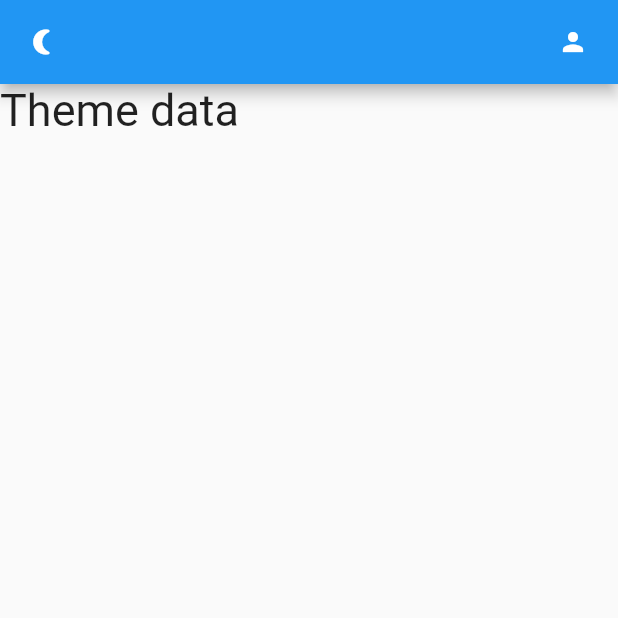
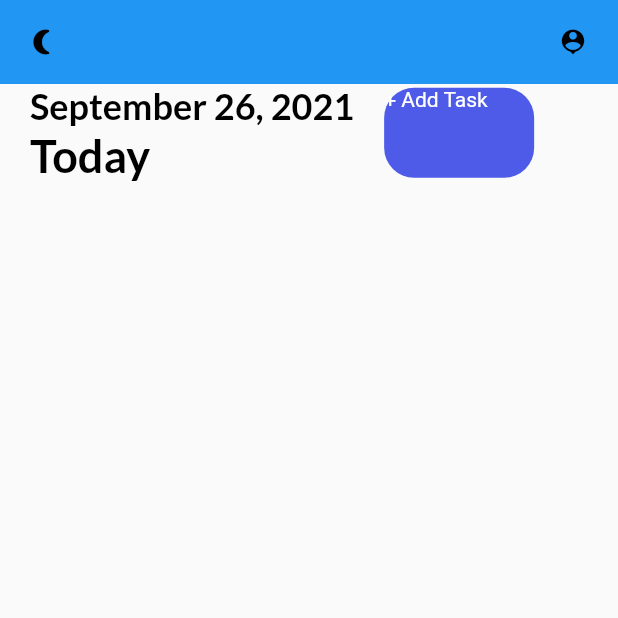
Before and after one commit to Giancarmine/iris, a Flutter app: the screen it shows after launch, on a phone screen of 412 x 824 dp, the top half of it. Run offline on Flutter 3.47's test engine with Material 2 defaults, Android fonts, the phone set to English and light mode, and no system bars; our stand-ins replace flutter_local_notifications, get, get_storage, google_fonts, timezone.

Commit message:
Add date and add task

```diff
--- a/lib/screens/home_page.dart
+++ b/lib/screens/home_page.dart
@@ -1,8 +1,11 @@
 import 'package:flutter/material.dart';
 import 'package:get/get_core/src/get_main.dart';
 import 'package:get/get_navigation/src/extension_navigation.dart';
+import 'package:intl/intl.dart';
 import 'package:iris/services/notification_services.dart';
 import 'package:iris/services/theme_services.dart';
+import 'package:iris/utils/theme.dart';
+import 'package:iris/widgets/button.dart';
 
 class HomePage extends StatefulWidget {
   const HomePage({Key? key}) : super(key: key);
@@ -27,13 +30,30 @@ class _HomePageState extends State<HomePage> {
     return Scaffold(
       appBar: _appBar(),
       body: Column(
-        children: const [
-          Text(
-            "Theme data",
-            style: TextStyle(
-              fontSize: 30,
-            ),
-          ),
+        children: [
+          Row(
+            children: [
+              Container(
+                margin: const EdgeInsets.symmetric(
+                  horizontal: 20,
+                ),
+                child: Column(
+                  crossAxisAlignment: CrossAxisAlignment.start,
+                  children: [
+                    Text(
+                      DateFormat.yMMMMd().format(DateTime.now()),
+                      style: subHeadingStyle,
+                    ),
+                    Text(
+                      "Today",
+                      style: headingStyle,
+                    ),
+                  ],
+                ),
+              ),
+              MyButton(label: "+ Add Task", onTap: null),
+            ],
+          )
         ],
       ),
     );
@@ -41,6 +61,9 @@ class _HomePageState extends State<HomePage> {
 
   _appBar() {
     return AppBar(
+      //TODO: Fix context import
+      // backgroundColor: context.theme.backgroundColor,
+      elevation: 0,
       leading: GestureDetector(
         onTap: () {
           ThemeService().switchTheme();
@@ -52,17 +75,19 @@ class _HomePageState extends State<HomePage> {
 
           notifyHelper.scheduledNotification();
         },
-        child: const Icon(
-          Icons.nightlight_round,
+        child: Icon(
+          Get.isDarkMode ? Icons.wb_sunny_outlined : Icons.nightlight_round,
           size: 20,
+          color: Get.isDarkMode ? Colors.white : Colors.black,
         ),
       ),
-      actions: const [
+      actions: [
         Icon(
-          Icons.person,
+          Icons.person_pin,
           size: 20,
+          color: Get.isDarkMode ? Colors.white : Colors.black,
         ),
-        SizedBox(
+        const SizedBox(
           width: 20,
         ),
       ],
--- a/lib/utils/theme.dart
+++ b/lib/utils/theme.dart
@@ -1,4 +1,6 @@
 import 'package:flutter/material.dart';
+import 'package:get/get.dart';
+import 'package:google_fonts/google_fonts.dart';
 
 const Color bluishClr = Color(0xFF4e5ae8);
 const Color yellowClr = Color(0xFFFFB746);
@@ -10,12 +12,28 @@ Color darkHeaderClr = const Color(0xFF424242);
 
 class Themes {
   static final light = ThemeData(
+    backgroundColor: Colors.white,
     primaryColor: primaryClr,
     brightness: Brightness.light,
   );
 
   static final dark = ThemeData(
+    backgroundColor: darkGreyClr,
     primaryColor: darkGreyClr,
     brightness: Brightness.dark,
   );
 }
+
+TextStyle get subHeadingStyle {
+  return GoogleFonts.lato(
+    textStyle: const TextStyle(fontSize: 24, fontWeight: FontWeight.bold),
+    color: Get.isDarkMode ? Colors.white : Colors.black,
+  );
+}
+
+TextStyle get headingStyle {
+  return GoogleFonts.lato(
+    textStyle: const TextStyle(fontSize: 30, fontWeight: FontWeight.bold),
+    color: Get.isDarkMode ? Colors.white : Colors.black,
+  );
+}
--- /dev/null
+++ b/lib/widgets/button.dart
@@ -0,0 +1,29 @@
+import 'package:flutter/material.dart';
+import 'package:iris/utils/theme.dart';
+
+class MyButton extends StatelessWidget {
+  final String label;
+  final Function()? onTap;
+
+  const MyButton({Key? key, required this.label, required this.onTap})
+      : super(key: key);
+
+  @override
+  Widget build(BuildContext context) {
+    return GestureDetector(
+      onTap: onTap,
+      child: Container(
+        width: 100,
+        height: 60,
+        decoration: BoxDecoration(
+          borderRadius: BorderRadius.circular(20),
+          color: primaryClr,
+        ),
+        child: Text(
+          label,
+          style: const TextStyle(color: Colors.white),
+        ),
+      ),
+    );
+  }
+}
--- a/pubspec.yaml
+++ b/pubspec.yaml
@@ -27,6 +27,8 @@ dependencies:
   cupertino_icons: ^1.0.2
   get_storage:
   get:
+  intl:
+  google_fonts:
   flutter_local_notifications:
   flutter_native_timezone:
 dev_dependencies:
```
Also changed, not shown: pubspec.lock.
